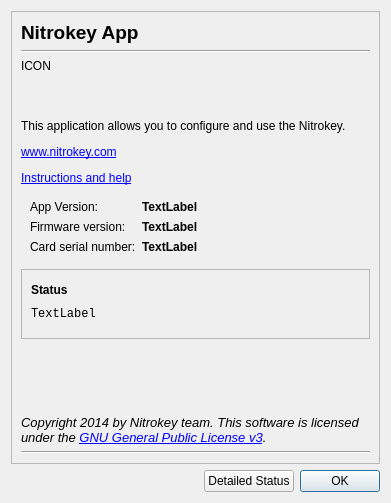
Nitrokey/nitrokey-app, file ui/aboutdialog.ui: the form before one commit.
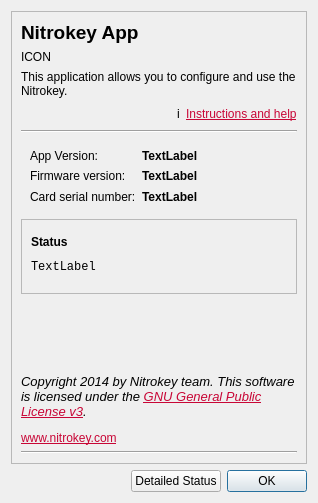
The form after the commit. Icons and pictures are not drawn.

Commit message: minor changes to about dialog

The edit to the form file:
```diff
--- a/ui/aboutdialog.ui
+++ b/ui/aboutdialog.ui
@@ -6,7 +6,7 @@
    <rect>
     <x>0</x>
     <y>0</y>
-    <width>391</width>
+    <width>318</width>
     <height>503</height>
    </rect>
   </property>
@@ -59,13 +59,6 @@
         </property>
        </widget>
       </item>
-      <item>
-       <widget class="Line" name="line_2">
-        <property name="orientation">
-         <enum>Qt::Horizontal</enum>
-        </property>
-       </widget>
-      </item>
       <item>
        <layout class="QHBoxLayout" name="horizontalLayout_3">
         <item>
@@ -78,20 +71,11 @@
        </layout>
       </item>
       <item>
-       <layout class="QHBoxLayout" name="horizontalLayout_4">
+       <layout class="QVBoxLayout" name="verticalLayout_7">
         <item>
-         <widget class="QLabel" name="AboutLabel_3">
-          <property name="sizePolicy">
-           <sizepolicy hsizetype="MinimumExpanding" vsizetype="Preferred">
-            <horstretch>0</horstretch>
-            <verstretch>0</verstretch>
-           </sizepolicy>
-          </property>
+         <widget class="QLabel" name="label_7">
           <property name="text">
-           <string>&lt;html&gt;&lt;head/&gt;&lt;body&gt;&lt;p&gt;&lt;br/&gt;&lt;/p&gt;&lt;p&gt;This application allows you to configure and use the Nitrokey.&lt;/p&gt;&lt;p&gt;&lt;a href=&quot;https://nitrokey.com&quot;&gt;&lt;span style=&quot; text-decoration: underline; color:#0000ff;&quot;&gt;www.nitrokey.com&lt;/span&gt;&lt;/a&gt;&lt;/p&gt;&lt;p&gt;&lt;a href=&quot;https://nitrokey.com/start&quot;&gt;&lt;span style=&quot; text-decoration: underline; color:#0000ff;&quot;&gt;Instructions and help&lt;/span&gt;&lt;/a&gt;&lt;/p&gt;&lt;/body&gt;&lt;/html&gt;</string>
-          </property>
-          <property name="alignment">
-           <set>Qt::AlignLeading|Qt::AlignLeft|Qt::AlignTop</set>
+           <string>&lt;html&gt;&lt;head/&gt;&lt;body&gt;&lt;p&gt;This application allows you to configure and use the Nitrokey.&lt;/p&gt;&lt;/body&gt;&lt;/html&gt;</string>
           </property>
           <property name="wordWrap">
            <bool>true</bool>
@@ -104,8 +88,46 @@
           </property>
          </widget>
         </item>
+        <item>
+         <layout class="QHBoxLayout" name="horizontalLayout_5">
+          <item>
+           <spacer name="horizontalSpacer_3">
+            <property name="orientation">
+             <enum>Qt::Horizontal</enum>
+            </property>
+            <property name="sizeHint" stdset="0">
+             <size>
+              <width>40</width>
+              <height>20</height>
+             </size>
+            </property>
+           </spacer>
+          </item>
+          <item>
+           <widget class="QLabel" name="info_icon">
+            <property name="text">
+             <string>i</string>
+            </property>
+           </widget>
+          </item>
+          <item>
+           <widget class="QLabel" name="label_6">
+            <property name="text">
+             <string>&lt;html&gt;&lt;head/&gt;&lt;body&gt;&lt;p&gt;&lt;a href=&quot;https://nitrokey.com/start&quot;&gt;&lt;span style=&quot; text-decoration: underline; color:#c80636;&quot;&gt;Instructions and help&lt;/span&gt;&lt;/a&gt;&lt;/p&gt;&lt;/body&gt;&lt;/html&gt;</string>
+            </property>
+           </widget>
+          </item>
+         </layout>
+        </item>
        </layout>
       </item>
+      <item>
+       <widget class="Line" name="line_2">
+        <property name="orientation">
+         <enum>Qt::Horizontal</enum>
+        </property>
+       </widget>
+      </item>
       <item>
        <widget class="QFrame" name="frame_2">
         <property name="sizePolicy">
@@ -219,8 +241,8 @@
           <rect>
            <x>0</x>
            <y>0</y>
-           <width>363</width>
-           <height>79</height>
+           <width>278</width>
+           <height>76</height>
           </rect>
          </property>
          <layout class="QVBoxLayout" name="verticalLayout_4">
@@ -282,7 +304,8 @@
       <item>
        <widget class="QLabel" name="AboutLabel_2">
         <property name="text">
-         <string>&lt;html&gt;&lt;head/&gt;&lt;body&gt;&lt;p&gt;&lt;span style=&quot; font-size:10pt; font-style:italic;&quot;&gt;Copyright 2014 by Nitrokey team. This software is licensed under the &lt;/span&gt;&lt;a href=&quot;https://www.gnu.org/licenses/&quot;&gt;&lt;span style=&quot; font-size:10pt; font-style:italic; text-decoration: underline; color:#0000ff;&quot;&gt;GNU General Public License v3&lt;/span&gt;&lt;/a&gt;&lt;span style=&quot; font-size:10pt; font-style:italic;&quot;&gt;.&lt;/span&gt;&lt;/p&gt;&lt;/body&gt;&lt;/html&gt;</string>
+         <string>&lt;html&gt;&lt;head/&gt;&lt;body&gt;&lt;p&gt;&lt;span style=&quot; font-size:10pt; font-style:italic;&quot;&gt;Copyright 2014 by Nitrokey team. This software is licensed under the &lt;/span&gt;&lt;a href=&quot;https://www.gnu.org/licenses/&quot;&gt;&lt;span style=&quot; font-size:10pt; font-style:italic; text-decoration: underline; color:#c80636;&quot;&gt;GNU General Public License v3&lt;/span&gt;&lt;/a&gt;&lt;span style=&quot; font-size:10pt; font-style:italic;&quot;&gt;.&lt;/span&gt;&lt;/p&gt;&lt;/body&gt;&lt;/html&gt;
+&lt;p&gt;&lt;a href=&quot;https://nitrokey.com&quot;&gt;&lt;span style=&quot; text-decoration: underline; color:#c80636;&quot;&gt;www.nitrokey.com&lt;/span&gt;&lt;/a&gt;&lt;/p&gt;</string>
         </property>
         <property name="alignment">
          <set>Qt::AlignLeading|Qt::AlignLeft|Qt::AlignTop</set>
```
Left out of the diff: 14 changed lines with no effect on the pictures. The commit also changes 3 other files.
